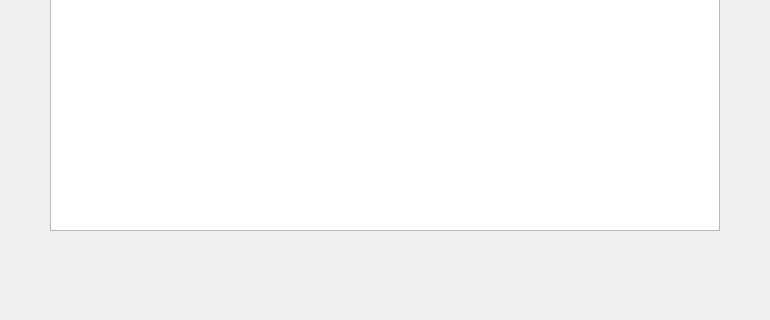
First picture: the form in exchange/OnchainOrderPage.ui, repository HcashOrg/hx-indicator, before the edit; both pictures show x 0 to 770 and y 210 to 530 of the 770 by 530 pixel window.
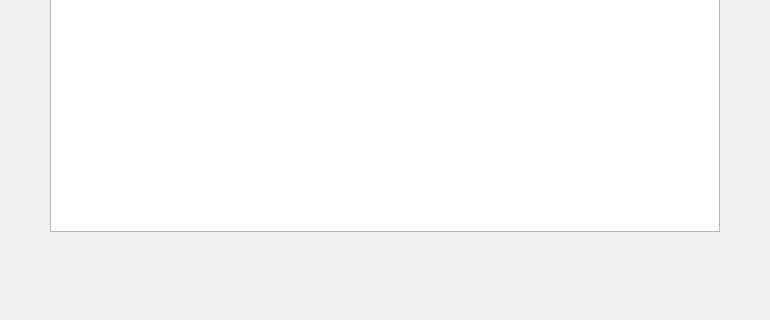
Second picture: the form after the edit. Icons and pictures are not drawn.

```diff
--- a/exchange/OnchainOrderPage.ui
+++ b/exchange/OnchainOrderPage.ui
@@ -19,7 +19,7 @@
      <x>50</x>
      <y>160</y>
      <width>670</width>
-     <height>281</height>
+     <height>282</height>
     </rect>
    </property>
    <column>
@@ -229,7 +229,7 @@
    <property name="geometry">
     <rect>
      <x>0</x>
-     <y>446</y>
+     <y>476</y>
      <width>770</width>
      <height>41</height>
     </rect>
```
